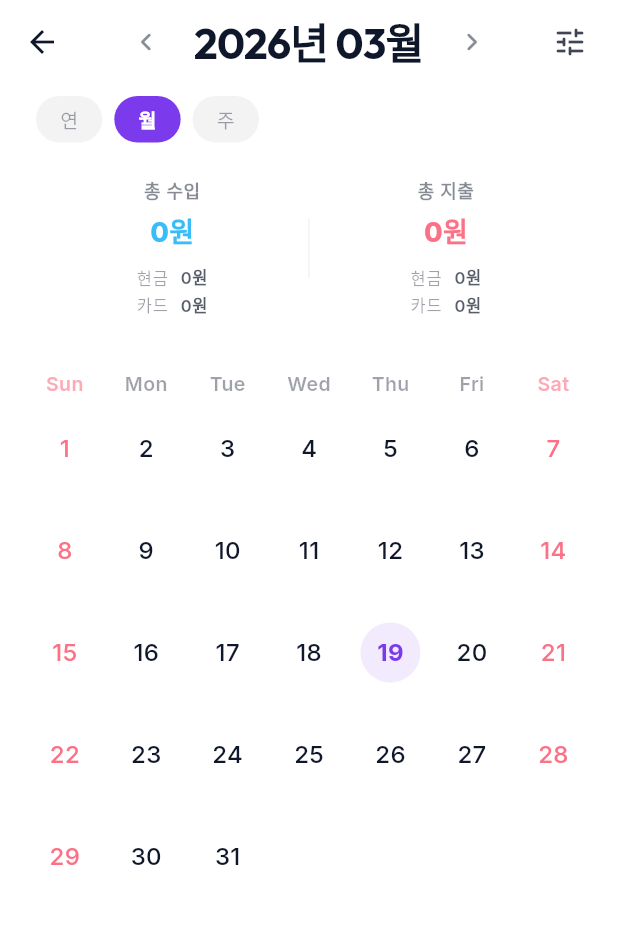
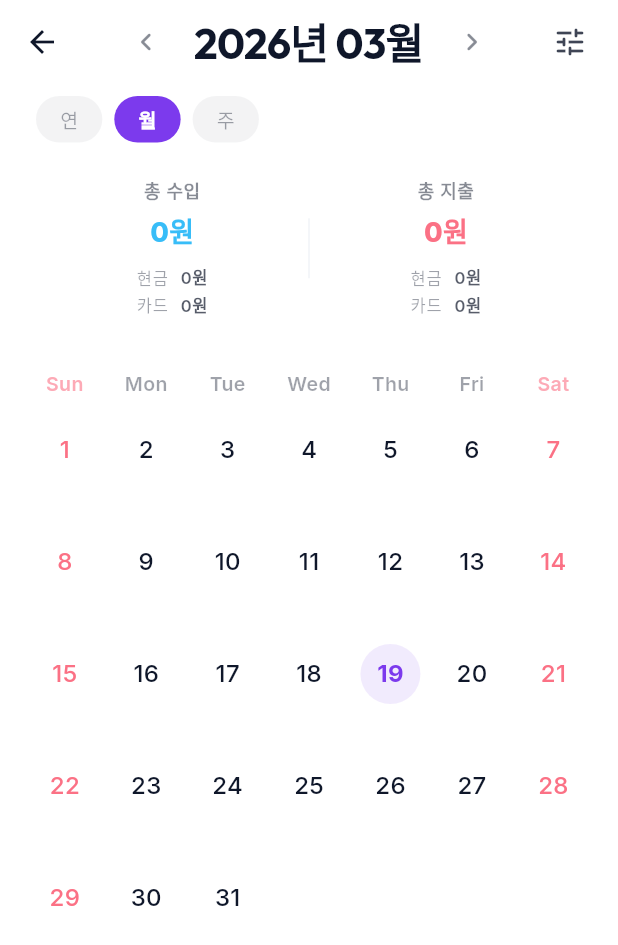
Before and after one commit to eunju-u/TagWith, a Flutter app: the CalendarView screen opened directly, on a phone screen of 412 x 824 dp. Shown: the top 945 px of the screen. Run offline on Flutter 3.47's test engine with Material 3 defaults, Android fonts, the phone set to English and light mode, and no system bars; drawn by our look-alikes of table_calendar; our stand-ins replace animated_bottom_navigation_bar, dio, fl_chart, flutter_secure_storage, google_fonts, image_picker; accounts and stored records are empty.

Commit message:
feat: 캘린더 날짜 텍스트 위치 상단 고정 및 레이아웃 정렬 개선

```diff
--- a/lib/ui/screens/calendar_view.dart
+++ b/lib/ui/screens/calendar_view.dart
@@ -102,12 +102,12 @@ class _CalendarViewState extends State<CalendarView> {
                     child: _viewType == CalendarViewType.year
                         ? _buildYearView(provider, theme)
                         : Padding(
-                            padding: const EdgeInsets.fromLTRB(16, 0, 16, 140),
+                            padding: const EdgeInsets.fromLTRB(16, 0, 16, 100), // 바텀 패딩을 조금 줄여 캘린더 공간 확보
                             child: LayoutBuilder(
                               builder: (context, constraints) {
                                 final availableHeight = constraints.maxHeight - 40;
                                 final calculatedRowHeight = availableHeight / 6;
-                                final rowHeight = calculatedRowHeight > 0 ? calculatedRowHeight : 52.0;
+                                final rowHeight = calculatedRowHeight > 62.0 ? calculatedRowHeight : 62.0; // 최소 높이 보장
 
                                 return TableCalendar(
                                   firstDay: DateTime.utc(2020, 1, 1),
@@ -394,10 +394,11 @@ class _CalendarViewState extends State<CalendarView> {
     if (isToday && !isSelected) dateStyle = dateStyle.copyWith(color: AppColors.primary);
 
     return Container(
-      alignment: Alignment.center,
+      alignment: Alignment.topCenter,
+      padding: const EdgeInsets.only(top: 4), // 셀 상단에 약간의 여백
       child: Column(
-        mainAxisSize: MainAxisSize.min,
-        mainAxisAlignment: MainAxisAlignment.center,
+        mainAxisSize: MainAxisSize.max,
+        mainAxisAlignment: MainAxisAlignment.start,
         children: [
           SizedBox(
             height: 40,
```
